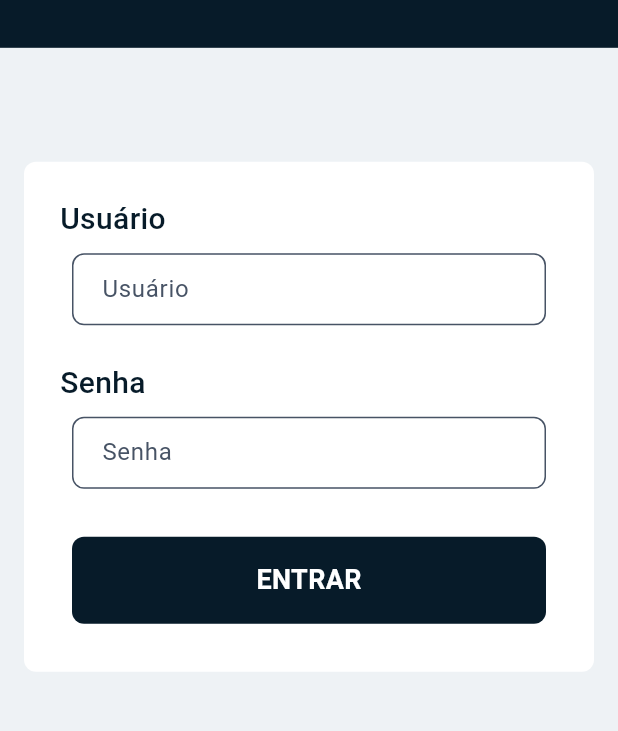
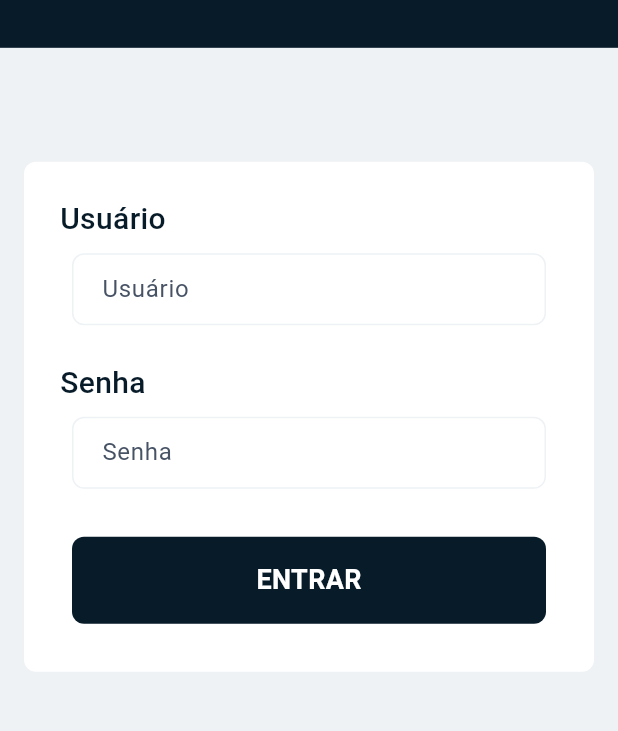
Before and after one commit to lucland/DockCheck-Web, a Flutter app: the screen it shows after launch, on a phone screen of 412 x 824 dp, the part 296-1027 px from its top. Run offline on Flutter 3.47's test engine with Material 3 defaults, Android fonts, the light colour scheme and no system bars; our stand-ins replace clock, file_picker, flutter_bloc, flutter_svg, hive; accounts and stored records are empty; Roboto replaces fonts that are missing (ProximaNova).

Commit message:
Remove enabledBorder from TextInputWidget

```diff
--- a/lib/widgets/text_input_widget.dart
+++ b/lib/widgets/text_input_widget.dart
@@ -55,13 +55,6 @@ class TextInputWidget extends StatelessWidget {
                 contentPadding:
                     const EdgeInsets.symmetric(horizontal: 16, vertical: 11.5),
                 hintText: title,
-                enabledBorder: OutlineInputBorder(
-                  borderRadius: BorderRadius.circular(8),
-                  borderSide: const BorderSide(
-                    color: DockColors.slate100,
-                    width: 1,
-                  ),
-                ),
                 border: OutlineInputBorder(
                   borderRadius: BorderRadius.circular(8),
                   borderSide: const BorderSide(
```
